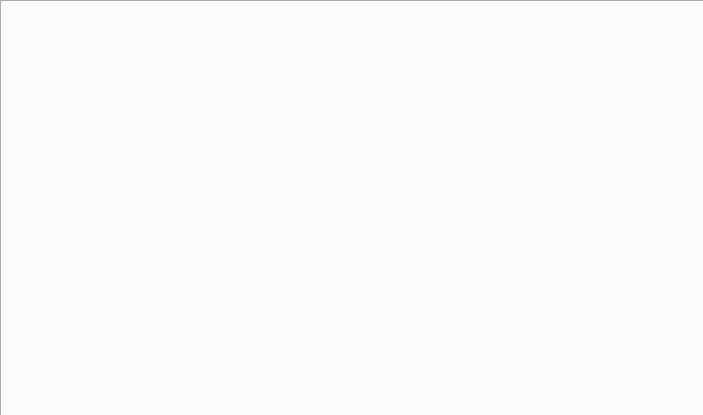
Qt form preparecenterform.ui (pgulyaev88/elpos) before a commit.
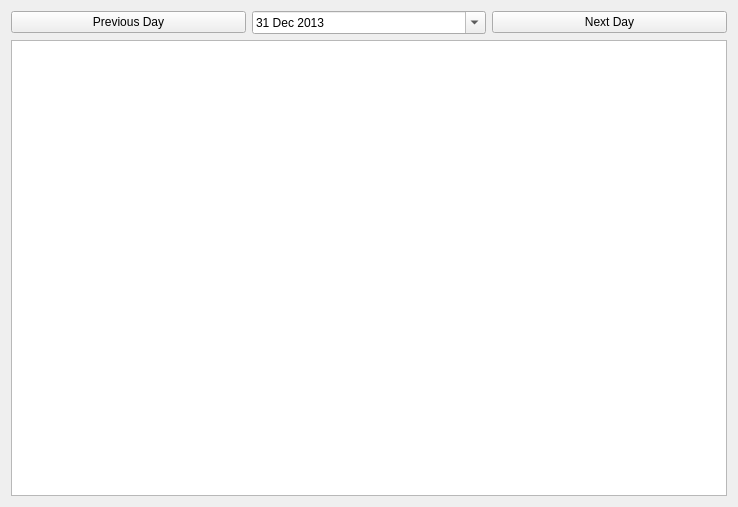
The same form after that commit.

```diff
--- a/preparecenterform.ui
+++ b/preparecenterform.ui
@@ -6,26 +6,87 @@
    <rect>
     <x>0</x>
     <y>0</y>
-    <width>703</width>
-    <height>415</height>
+    <width>738</width>
+    <height>507</height>
    </rect>
   </property>
   <property name="windowTitle">
    <string>Предвариловки</string>
   </property>
-  <widget class="QTabWidget" name="tabWidget">
-   <property name="geometry">
-    <rect>
-     <x>0</x>
-     <y>0</y>
-     <width>711</width>
-     <height>421</height>
-    </rect>
-   </property>
-   <property name="currentIndex">
-    <number>-1</number>
-   </property>
-  </widget>
+  <layout class="QGridLayout" name="gridLayout_3">
+   <item row="0" column="0">
+    <layout class="QGridLayout" name="gridLayout_2">
+     <item row="1" column="0">
+      <layout class="QVBoxLayout" name="verticalLayout_2">
+       <item>
+        <layout class="QGridLayout" name="gridLayout">
+         <item row="1" column="0">
+          <widget class="QTableView" name="tableViewPrepare">
+           <property name="gridStyle">
+            <enum>Qt::SolidLine</enum>
+           </property>
+           <attribute name="verticalHeaderVisible">
+            <bool>false</bool>
+           </attribute>
+          </widget>
+         </item>
+        </layout>
+       </item>
+      </layout>
+     </item>
+     <item row="0" column="0">
+      <layout class="QHBoxLayout" name="horizontalLayout">
+       <item>
+        <layout class="QVBoxLayout" name="verticalLayout_3"/>
+       </item>
+       <item>
+        <widget class="QPushButton" name="buttonPreviousDay">
+         <property name="text">
+          <string>Previous Day</string>
+         </property>
+         <property name="flat">
+          <bool>false</bool>
+         </property>
+        </widget>
+       </item>
+       <item>
+        <widget class="QDateEdit" name="dateEdit">
+         <property name="wrapping">
+          <bool>true</bool>
+         </property>
+         <property name="buttonSymbols">
+          <enum>QAbstractSpinBox::PlusMinus</enum>
+         </property>
+         <property name="accelerated">
+          <bool>false</bool>
+         </property>
+         <property name="calendarPopup">
+          <bool>true</bool>
+         </property>
+         <property name="date">
+          <date>
+           <year>2013</year>
+           <month>12</month>
+           <day>31</day>
+          </date>
+         </property>
+        </widget>
+       </item>
+       <item>
+        <widget class="QPushButton" name="buttonNextDay">
+         <property name="text">
+          <string>Next Day</string>
+         </property>
+        </widget>
+       </item>
+       <item>
+        <layout class="QVBoxLayout" name="verticalLayout_4"/>
+       </item>
+      </layout>
+     </item>
+    </layout>
+   </item>
+  </layout>
  </widget>
  <resources/>
  <connections/>
```
Left out of the diff: 6 changed lines with no effect on the pictures.
